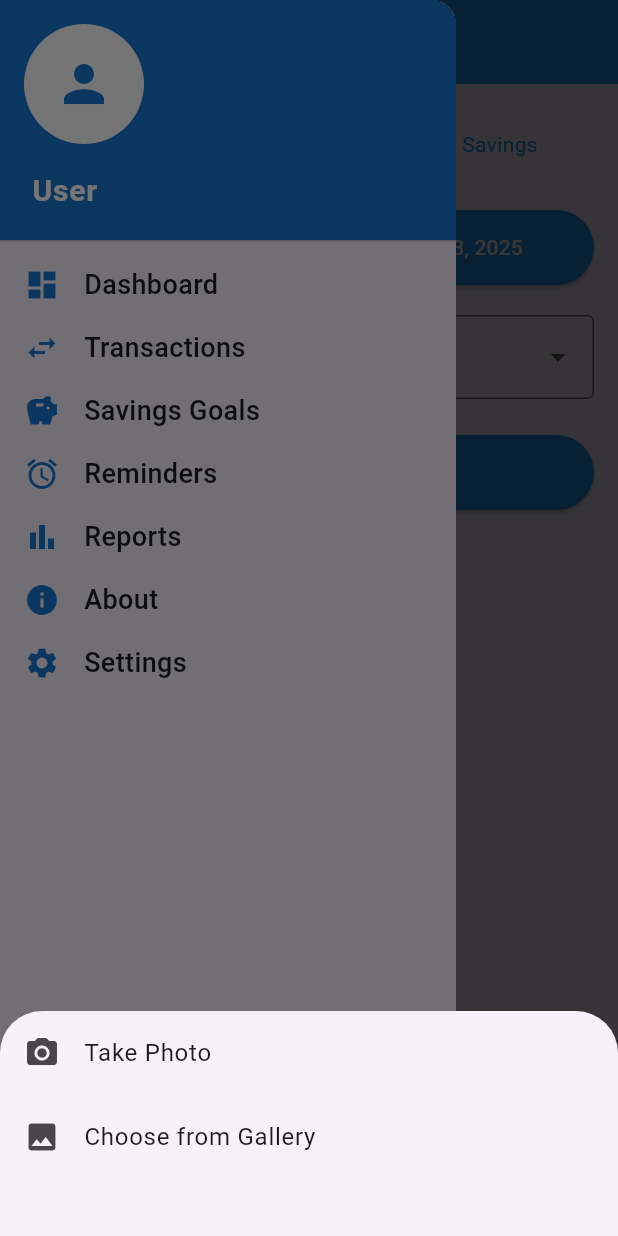
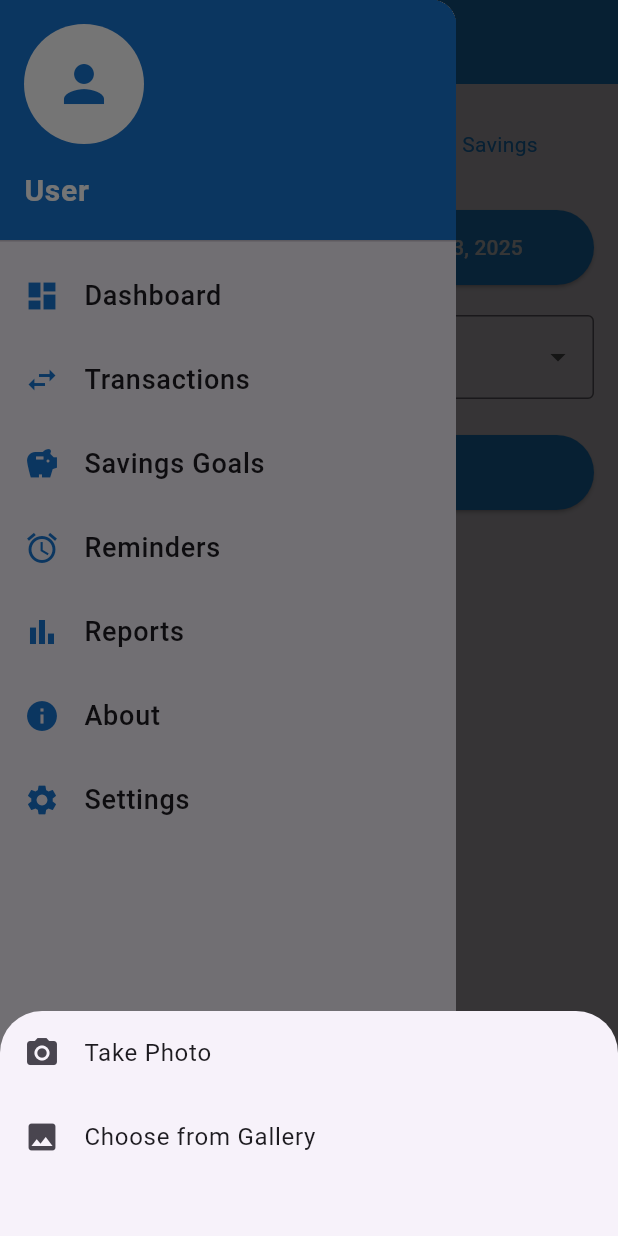
Before and after one commit to Millz255/Akiba, a Flutter app: the ReportsExportScreen screen opened by its route, after a tap on the "menu" icon, after a tap on the "person" icon, on a phone screen of 412 x 824 dp. Run offline on Flutter 3.47's test engine with Material 3 defaults, Android fonts, the phone set to English and light mode, and no system bars; our stand-ins replace device_info_plus, fl_chart, flutter_animate, flutter_local_notifications, google_fonts, hive and 8 more; accounts and stored records are empty; Roboto replaces fonts that are missing (NotoEmoji); project files that could hold a hidden picture were left out.

Commit message:
Update navbar.dart

```diff
--- a/lib/screens/navbar.dart
+++ b/lib/screens/navbar.dart
@@ -1,13 +1,12 @@
 import 'dart:io';
 import 'package:flutter/material.dart';
 import 'package:image_picker/image_picker.dart';
-import 'package:hive_flutter/hive_flutter.dart'; // Import Hive
-import 'package:path_provider/path_provider.dart'; // Import path_provider
+import 'package:hive_flutter/hive_flutter.dart';
+import 'package:path_provider/path_provider.dart';
 import '../models/user_profile.dart';
 
 class NavBar extends StatefulWidget {
   final Function(String) onItemSelected;
-  // Removed userName parameter - NavBar will fetch it directly
   const NavBar({super.key, required this.onItemSelected});
 
   @override
@@ -18,36 +17,34 @@ class _NavBarState extends State<NavBar> with SingleTickerProviderStateMixin {
   late AnimationController _animationController;
   File? _profileImage;
   late Box<UserProfile> _userProfileBox;
-  UserProfile? _userProfile; // Make it nullable initially for loading state
-  // Removed local userName variable - using _userProfile?.name
+  UserProfile? _userProfile;
 
   @override
   void initState() {
     super.initState();
     _animationController = AnimationController(
       vsync: this,
-      duration: Duration(milliseconds: 300),
+      duration: const Duration(milliseconds: 300),
     );
     _openUserProfileBox();
   }
 
   Future<void> _openUserProfileBox() async {
-    _userProfileBox = await Hive.openBox<UserProfile>('settings'); // Changed to 'settings' to match main.dart
-    _loadUserProfile(); // Load user profile after opening the box
+    _userProfileBox = await Hive.openBox<UserProfile>('settings');
+    _loadUserProfile();
   }
 
   Future<void> _loadUserProfile() async {
     if (_userProfileBox.isNotEmpty) {
       setState(() {
-        _userProfile = _userProfileBox.getAt(0)!; // Get UserProfile from settingsBox
+        _userProfile = _userProfileBox.getAt(0)!;
         if (_userProfile!.profileImagePath != null) {
           _profileImage = File(_userProfile!.profileImagePath!);
         }
       });
     } else {
-      // This case should ideally not be reached as UserProfile is created in main.dart and onboarding
       setState(() {
-        _userProfile = UserProfile( // Setting a default UserProfile if box is empty (less likely now)
+        _userProfile = UserProfile(
           name: 'User',
           preferredCurrency: 'USD',
           isDarkMode: false,
@@ -55,28 +52,24 @@ class _NavBarState extends State<NavBar> with SingleTickerProviderStateMixin {
           language: 'en',
         );
       });
-      _userProfileBox.add(_userProfile!); // Add default profile if box was empty
+      _userProfileBox.add(_userProfile!);
     }
   }
 
-
   Future<void> _pickImage(ImageSource source) async {
     final pickedFile = await ImagePicker().pickImage(source: source);
-
     if (pickedFile != null) {
       try {
         final appDir = await getApplicationDocumentsDirectory();
         final newFile = File('${appDir.path}/${DateTime.now().millisecondsSinceEpoch}.jpg');
-
         await File(pickedFile.path).copy(newFile.path);
-
         setState(() {
           _profileImage = newFile;
-          _userProfile!.profileImagePath = newFile.path; // Use non-nullable _userProfile here
-          _userProfileBox.putAt(0, _userProfile!); // Use non-nullable _userProfile here
+          _userProfile!.profileImagePath = newFile.path;
+          _userProfileBox.putAt(0, _userProfile!);
         });
       } catch (e) {
-        print("Error saving image: $e");
+        debugPrint("Error saving image: $e");
       }
     }
   }
@@ -89,9 +82,8 @@ class _NavBarState extends State<NavBar> with SingleTickerProviderStateMixin {
 
   @override
   Widget build(BuildContext context) {
-    // Show loading indicator if _userProfile is still null
     if (_userProfile == null) {
-      return Drawer(
+      return const Drawer(
         child: Center(child: CircularProgressIndicator()),
       );
     }
@@ -101,13 +93,13 @@ class _NavBarState extends State<NavBar> with SingleTickerProviderStateMixin {
         padding: EdgeInsets.zero,
         children: <Widget>[
           _buildDrawerHeader(),
-          _buildNavItem(context, Icons.dashboard, "Dashboard", '/dashboard'),
-          _buildNavItem(context, Icons.swap_horiz, "Transactions", '/transactions'),
-          _buildNavItem(context, Icons.savings, "Savings Goals", '/savings'),
-          _buildNavItem(context, Icons.alarm, "Reminders", '/reminders'),
-          _buildNavItem(context, Icons.bar_chart, "Reports", '/reports'),
-          _buildNavItem(context, Icons.info, "About", '/about'),
-          _buildNavItem(context, Icons.settings, "Settings", '/settings'),
+          _buildNavItem(Icons.dashboard, "Dashboard", '/dashboard'),
+          _buildNavItem(Icons.swap_horiz, "Transactions", '/transactions'),
+          _buildNavItem(Icons.savings, "Savings Goals", '/savings'),
+          _buildNavItem(Icons.alarm, "Reminders", '/reminders'),
+          _buildNavItem(Icons.bar_chart, "Reports", '/reports'),
+          _buildNavItem(Icons.info, "About", '/about'),
+          _buildNavItem(Icons.settings, "Settings", '/settings'),
         ],
       ),
     );
@@ -115,39 +107,25 @@ class _NavBarState extends State<NavBar> with SingleTickerProviderStateMixin {
 
   Widget _buildDrawerHeader() {
     return DrawerHeader(
-      decoration: BoxDecoration(
-        color: Colors.blue.shade700,
-      ),
+      decoration: BoxDecoration(color: Colors.blue.shade700),
       child: Column(
         crossAxisAlignment: CrossAxisAlignment.start,
         children: [
           GestureDetector(
-            onTap: () {
-              showModalBottomSheet(
-                context: context,
-                builder: (context) => _buildBottomSheet(),
-              );
-            },
-            child: AnimatedBuilder(
-              animation: _animationController,
-              builder: (context, child) {
-                return Transform.scale(
-                  scale: 1 + _animationController.value * 0.1,
-                  child: Opacity(
-                    opacity: 1.0 - _animationController.value * 0.2,
-                    child: child,
-                  ),
-                );
-              },
-              child: _buildProfilePicture(),
+            onTap: () => showModalBottomSheet(
+              context: context,
+              builder: (context) => _buildBottomSheet(),
             ),
+            child: _buildProfilePicture(),
           ),
           const SizedBox(height: 16),
-          Text(' ${_userProfile?.name ?? "User"}', // Display _userProfile.name, default to "User" if null
+          Text(
+            _userProfile?.name ?? "User",
             style: const TextStyle(
               color: Colors.white,
               fontSize: 20,
               fontWeight: FontWeight.bold,
+              fontFamily: 'NotoEmoji',
             ),
           ),
         ],
@@ -172,16 +150,16 @@ class _NavBarState extends State<NavBar> with SingleTickerProviderStateMixin {
       child: Column(
         children: [
           ListTile(
-            leading: Icon(Icons.camera_alt),
-            title: Text('Take Photo'),
+            leading: const Icon(Icons.camera_alt),
+            title: const Text('Take Photo'),
             onTap: () {
               _pickImage(ImageSource.camera);
               Navigator.pop(context);
             },
           ),
           ListTile(
-            leading: Icon(Icons.image),
-            title: Text('Choose from Gallery'),
+            leading: const Icon(Icons.image),
+            title: const Text('Choose from Gallery'),
             onTap: () {
               _pickImage(ImageSource.gallery);
               Navigator.pop(context);
@@ -192,31 +170,24 @@ class _NavBarState extends State<NavBar> with SingleTickerProviderStateMixin {
     );
   }
 
-  Widget _buildNavItem(BuildContext context, IconData icon, String title, String route) {
-    return InkWell(
+  Widget _buildNavItem(IconData icon, String title, String route) {
+    return ListTile(
+      leading: Icon(icon, color: Colors.blue.shade700),
+      title: Text(
+        title,
+        style: const TextStyle(
+          fontSize: 18,
+          fontWeight: FontWeight.w500,
+          fontFamily: 'NotoEmoji',
+        ),
+      ),
       onTap: () {
         widget.onItemSelected(route);
-
-        // Close the drawer only if it's open
         if (Navigator.of(context).canPop()) {
           Navigator.pop(context);
         }
-
         Navigator.pushReplacementNamed(context, route);
       },
-      child: Padding(
-        padding: const EdgeInsets.symmetric(vertical: 8.0, horizontal: 16.0),
-        child: Row(
-          children: [
-            Icon(icon, color: Colors.blue.shade700, size: 24),
-            const SizedBox(width: 16),
-            Text(
-              title,
-              style: const TextStyle(fontSize: 18, fontWeight: FontWeight.w500),
-            ),
-          ],
-        ),
-      ),
     );
   }
 }
```
